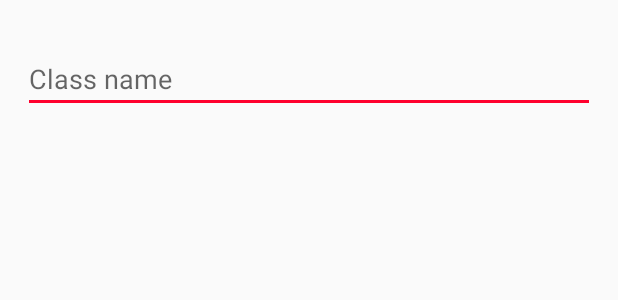
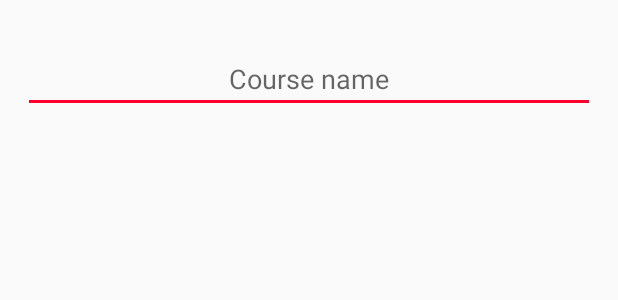
Before and after one commit to fcu-d0308810/FinalProgarm_Network, an Android app: the layout curriculum_dialog.xml on its own in the app's theme, with its tools: preview values and no code run, on a phone screen of 412 x 824 dp. Shown: the top 300 px of the screen. Run offline under Robolectric (Android 15) with nearby library versions, the phone set to English and light mode, and no system bars.

Commit message:
更改彈跳視窗顯示文字

```diff
--- a/app/src/main/res/layout/curriculum_dialog.xml
+++ b/app/src/main/res/layout/curriculum_dialog.xml
@@ -10,7 +10,8 @@
         android:layout_marginLeft="15dp"
         android:layout_marginRight="15dp"
         android:layout_marginBottom="4dp"
-        android:hint="Class name"
+        android:hint="Course name"
+        android:textAlignment="center"
         />
 
 </LinearLayout>
```
